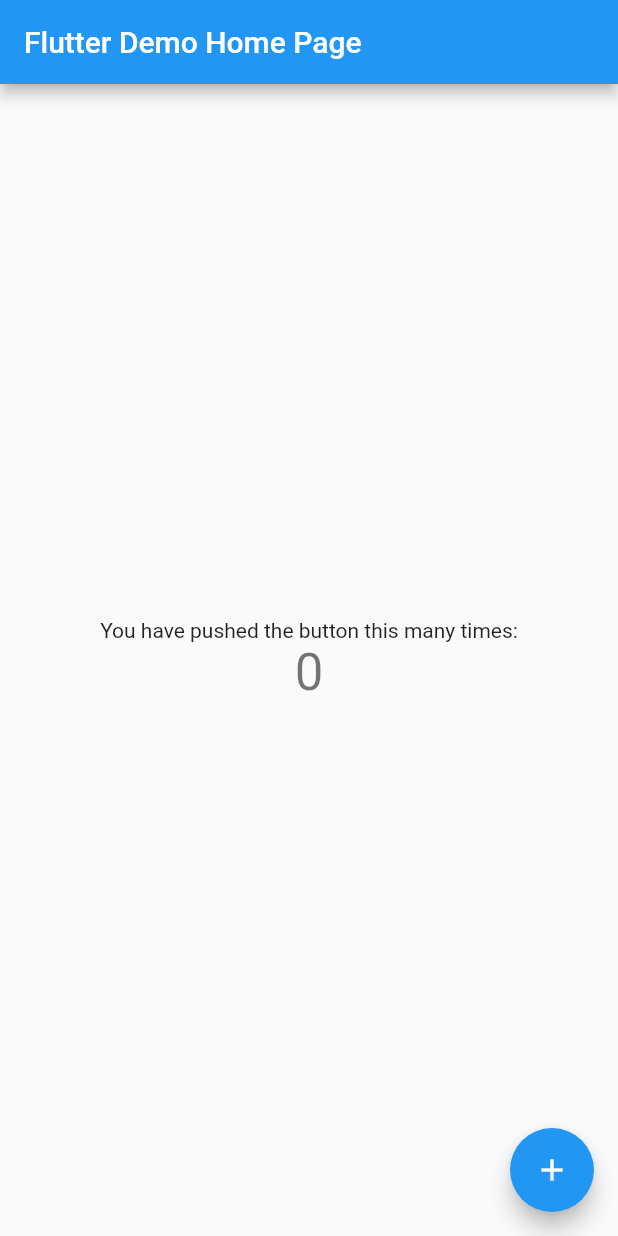
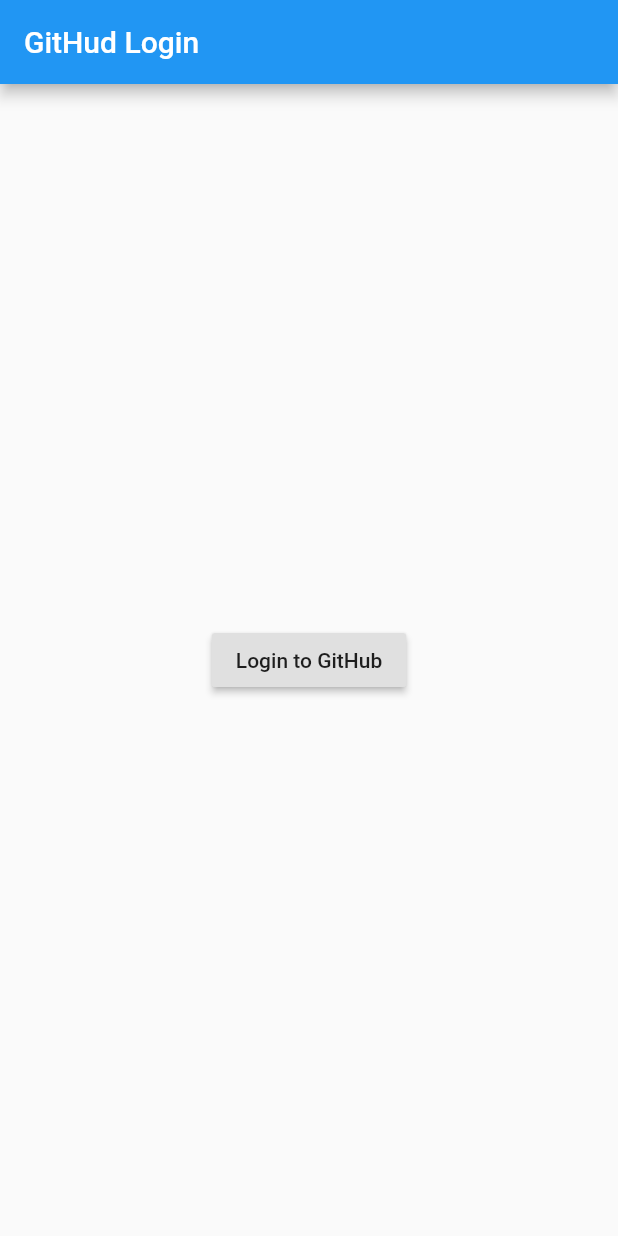
Before and after one commit to doanlecong/git_repo_graphql, a Flutter app: the screen it shows after launch, on a phone screen of 412 x 824 dp. Run offline on Flutter 3.47's test engine with Material 2 defaults, Android fonts, the phone set to English and light mode, and no system bars; missing offline and left inert: oauth2.

Commit message:
Add OAuth Authentication !

```diff
--- /dev/null
+++ b/lib/github_login.dart
@@ -0,0 +1,123 @@
+import 'dart:io';
+import 'package:flutter/material.dart';
+import 'package:http/http.dart' as http;
+import 'package:oauth2/oauth2.dart' as oauth2;
+import 'package:url_launcher/url_launcher.dart';
+
+final _authorizationEndpoint =
+    Uri.parse('https://github.com/login/oauth/authorize');
+final _tokenEndpoint = Uri.parse('https://github.com/login/oauth/access_token');
+
+class GithubLoginWidget extends StatefulWidget {
+  const GithubLoginWidget(
+      {@required this.builder,
+      @required this.githubClientId,
+      @required this.githubClientSecret,
+      @required this.githubScopes});
+
+  final AuthenticatedBuilder builder;
+  final String githubClientId;
+  final String githubClientSecret;
+  final List<String> githubScopes;
+  @override
+  _GithubLoginWidgetState createState() => _GithubLoginWidgetState();
+}
+
+typedef AuthenticatedBuilder = Widget Function(
+    BuildContext context, oauth2.Client client);
+
+class _GithubLoginWidgetState extends State<GithubLoginWidget> {
+  HttpServer _redirectServer;
+  oauth2.Client _client;
+
+  @override
+  Widget build(BuildContext context) {
+    if (_client != null) {
+      return widget.builder(context, _client);
+    }
+
+    return Scaffold(
+      appBar: AppBar(
+        title: const Text("GitHud Login"),
+      ),
+      body: Center(
+        child: RaisedButton(
+          onPressed: () async {
+            await _redirectServer?.close();
+            _redirectServer = await HttpServer.bind('localhost', 0);
+            var authenticatedHttpClient = await _getOAuth2Client(
+                Uri.parse('http://localhost:${_redirectServer.port}/auth'));
+            setState(() {
+              _client = authenticatedHttpClient;
+            });
+          },
+          child: const Text("Login to GitHub"),
+        ),
+      ),
+    );
+  }
+
+  Future<oauth2.Client> _getOAuth2Client(Uri redirectUrl) async {
+    if (widget.githubClientId.isEmpty || widget.githubClientSecret.isEmpty) {
+      throw const GithubLoginException(
+          'githubClientId and githubClientSecret must be not empty. ' +
+              'See `lib/github_oauth_credentials.dart` for more detail.');
+    }
+
+    var grant = oauth2.AuthorizationCodeGrant(
+      widget.githubClientId,
+      _authorizationEndpoint,
+      _tokenEndpoint,
+      secret: widget.githubClientSecret,
+      httpClient: _JsonAcceptingHttpClient(),
+    );
+
+    var authorizationUrl =
+        grant.getAuthorizationUrl(redirectUrl, scopes: widget.githubScopes);
+    await _redirect(authorizationUrl);
+    var responseQueryParameters = await _listen();
+    var client =
+        await grant.handleAuthorizationResponse(responseQueryParameters);
+
+    return client;
+  }
+
+  Future<void> _redirect(Uri authorizationUrl) async {
+    var url = authorizationUrl.toString();
+    if (await canLaunch(url)) {
+      await launch(url);
+    } else {
+      throw GithubLoginException('Could not launch $url');
+    }
+  }
+
+  Future<Map<String, String>> _listen() async {
+    var request = await _redirectServer.first;
+    var params = request.uri.queryParameters;
+
+    request.response.statusCode = 200;
+    request.response.headers.set('content-type', 'text/plain');
+    request.response.writeln('Authenticated ! You can close this tab.');
+    await request.response.close();
+    await _redirectServer.close();
+    _redirectServer = null;
+    return params;
+  }
+}
+
+class _JsonAcceptingHttpClient extends http.BaseClient {
+  final _httpClient = http.Client();
+
+  @override
+  Future<http.StreamedResponse> send(http.BaseRequest request) {
+    request.headers['Accept'] = 'application/json';
+    return _httpClient.send(request);
+  }
+}
+
+class GithubLoginException implements Exception {
+  const GithubLoginException(this.message);
+  final String message;
+  @override
+  String toString() => message;
+}
--- /dev/null
+++ b/lib/github_oauth_credentials.dart
@@ -0,0 +1,4 @@
+const githubClientId = "cf591c2cc373c37eb1e6";
+const githubClientSecret = "7e858463551ecb9ec765407d356f2ca7440c0fc3";
+
+const githubScopes = ['repo','read:org'];
--- a/lib/main.dart
+++ b/lib/main.dart
@@ -1,113 +1,47 @@
 import 'package:flutter/material.dart';
+import 'package:git_repo_flutter/github_login.dart';
+import 'github_oauth_credentials.dart';
 
 void main() {
   runApp(MyApp());
 }
 
 class MyApp extends StatelessWidget {
-  // This widget is the root of your application.
   @override
   Widget build(BuildContext context) {
     return MaterialApp(
-      title: 'Flutter Demo',
+      title: 'Github GraphQl API Client',
       theme: ThemeData(
-        // This is the theme of your application.
-        //
-        // Try running your application with "flutter run". You'll see the
-        // application has a blue toolbar. Then, without quitting the app, try
-        // changing the primarySwatch below to Colors.green and then invoke
-        // "hot reload" (press "r" in the console where you ran "flutter run",
-        // or simply save your changes to "hot reload" in a Flutter IDE).
-        // Notice that the counter didn't reset back to zero; the application
-        // is not restarted.
         primarySwatch: Colors.blue,
+        visualDensity: VisualDensity.adaptivePlatformDensity,
       ),
-      home: MyHomePage(title: 'Flutter Demo Home Page'),
+      home: MyHomePage(title: 'Github GraphQL API Client'),
     );
   }
 }
 
-class MyHomePage extends StatefulWidget {
+class MyHomePage extends StatelessWidget {
   MyHomePage({Key key, this.title}) : super(key: key);
-
-  // This widget is the home page of your application. It is stateful, meaning
-  // that it has a State object (defined below) that contains fields that affect
-  // how it looks.
-
-  // This class is the configuration for the state. It holds the values (in this
-  // case the title) provided by the parent (in this case the App widget) and
-  // used by the build method of the State. Fields in a Widget subclass are
-  // always marked "final".
-
   final String title;
 
   @override
-  _MyHomePageState createState() => _MyHomePageState();
-}
-
-class _MyHomePageState extends State<MyHomePage> {
-  int _counter = 0;
-
-  void _incrementCounter() {
-    setState(() {
-      // This call to setState tells the Flutter framework that something has
-      // changed in this State, which causes it to rerun the build method below
-      // so that the display can reflect the updated values. If we changed
-      // _counter without calling setState(), then the build method would not be
-      // called again, and so nothing would appear to happen.
-      _counter++;
-    });
-  }
-
-  @override
   Widget build(BuildContext context) {
-    // This method is rerun every time setState is called, for instance as done
-    // by the _incrementCounter method above.
-    //
-    // The Flutter framework has been optimized to make rerunning build methods
-    // fast, so that you can just rebuild anything that needs updating rather
-    // than having to individually change instances of widgets.
-    return Scaffold(
-      appBar: AppBar(
-        // Here we take the value from the MyHomePage object that was created by
-        // the App.build method, and use it to set our appbar title.
-        title: Text(widget.title),
-      ),
-      body: Center(
-        // Center is a layout widget. It takes a single child and positions it
-        // in the middle of the parent.
-        child: Column(
-          // Column is also a layout widget. It takes a list of children and
-          // arranges them vertically. By default, it sizes itself to fit its
-          // children horizontally, and tries to be as tall as its parent.
-          //
-          // Invoke "debug painting" (press "p" in the console, choose the
-          // "Toggle Debug Paint" action from the Flutter Inspector in Android
-          // Studio, or the "Toggle Debug Paint" command in Visual Studio Code)
-          // to see the wireframe for each widget.
-          //
-          // Column has various properties to control how it sizes itself and
-          // how it positions its children. Here we use mainAxisAlignment to
-          // center the children vertically; the main axis here is the vertical
-          // axis because Columns are vertical (the cross axis would be
-          // horizontal).
-          mainAxisAlignment: MainAxisAlignment.center,
-          children: <Widget>[
-            Text(
-              'You have pushed the button this many times:',
+    return GithubLoginWidget(
+      builder: (context, httpClient) {
+        return Scaffold(
+          appBar: AppBar(
+            title: Text(title),
+          ),
+          body: Center(
+            child: Text(
+              'You are logged in to GitHub!',
             ),
-            Text(
-              '$_counter',
-              style: Theme.of(context).textTheme.headline4,
-            ),
-          ],
-        ),
-      ),
-      floatingActionButton: FloatingActionButton(
-        onPressed: _incrementCounter,
-        tooltip: 'Increment',
-        child: Icon(Icons.add),
-      ), // This trailing comma makes auto-formatting nicer for build methods.
+          ),
+        );
+      },
+      githubClientId: githubClientId,
+      githubClientSecret: githubClientSecret,
+      githubScopes: githubScopes,
     );
   }
 }
--- a/pubspec.yaml
+++ b/pubspec.yaml
@@ -23,6 +23,9 @@ environment:
 dependencies:
   flutter:
     sdk: flutter
+  http: ^0.12.1
+  oauth2: ^1.6.1
+  url_launcher: ^5.4.10
 
 
   # The following adds the Cupertino Icons font to your application.
```
Also changed, not shown: pubspec.lock, 3 other files.
